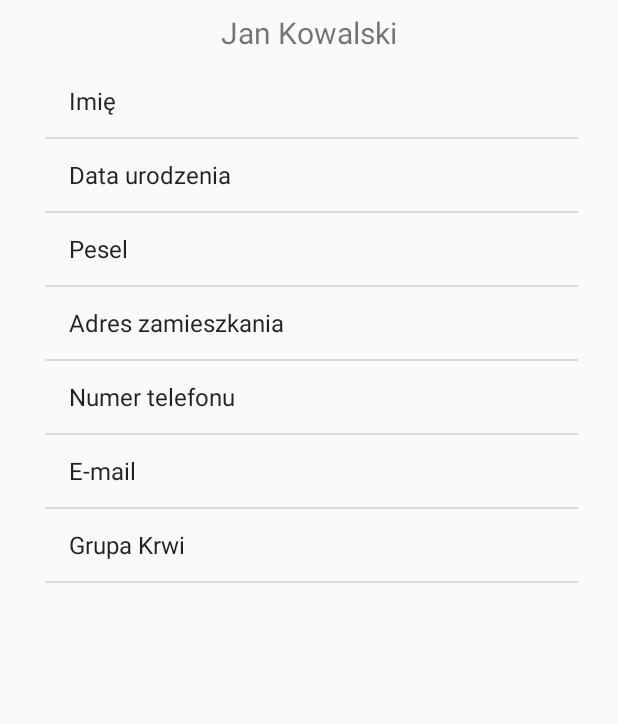
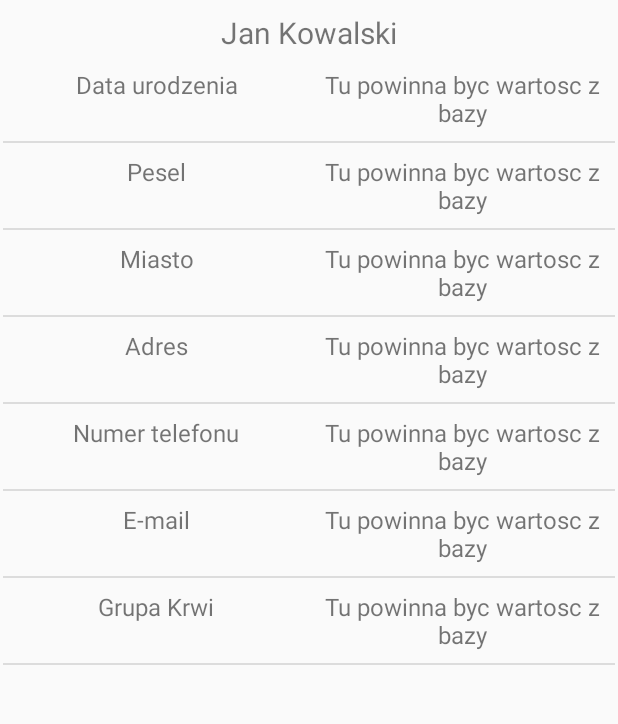
Before and after one commit to Andrewqwe/AIDoc, an Android app: the UserProfileView screen opened directly, with no data from a screen before it, on a phone screen of 412 x 824 dp, the part 242-966 px from its top. Run offline under Robolectric (Android 15) with nearby library versions, the phone set to English and light mode, and no system bars.

Commit message:
Dzialajaca lista danych uzytkownika w zakladce profil.

```diff
--- a/app/src/main/java/com/damian/aldoc/Database.java
+++ b/app/src/main/java/com/damian/aldoc/Database.java
@@ -10,6 +10,7 @@ import com.google.firebase.database.DatabaseReference;
 import com.google.firebase.database.FirebaseDatabase;
 
 import android.content.Intent;
+import android.content.res.Resources;
 import android.support.v7.app.AppCompatActivity;
 import android.os.Bundle;
 import android.view.View;
@@ -35,6 +36,7 @@ public class Database {
     static private FirebaseDatabase mDatabase;
     static private DatabaseReference mDatabaseReference;
     static private ChildEventListener mChildEventListener;
+    static private ChildEventListener mUserEventListener;
 
     public static void Initalize(boolean persistence) {
         if (mDatabase == null){
--- /dev/null
+++ b/app/src/main/java/com/damian/aldoc/UserProfileListAdapter.java
@@ -0,0 +1,60 @@
+package com.damian.aldoc;
+
+import android.app.Activity;
+import android.view.LayoutInflater;
+import android.view.View;
+import android.view.ViewGroup;
+import android.widget.BaseAdapter;
+import android.widget.TextView;
+
+import java.util.ArrayList;
+import java.util.HashMap;
+
+/**
+ * Created by Andrzej on 2017-04-28.
+ */
+
+public class UserProfileListAdapter extends BaseAdapter {
+
+    private TextView name,value;
+    private ArrayList<HashMap<String,String>> list;
+    public Activity activity;
+
+    public UserProfileListAdapter(ArrayList<HashMap<String, String>> list, Activity activity) {
+        super();
+        this.list = list;
+        this.activity = activity;
+    }
+
+    @Override
+    public int getCount() {
+        return list.size();
+    }
+
+    @Override
+    public Object getItem(int position) {
+        return list.get(position);
+    }
+
+    @Override
+    public long getItemId(int position) {
+        return 0;
+    }
+
+    @Override
+    public View getView(int position, View convertView, ViewGroup parent) {
+        LayoutInflater inflater = activity.getLayoutInflater();
+
+        if(convertView == null)
+        {
+            convertView=inflater.inflate(R.layout.simplerow,null);
+            name=(TextView) convertView.findViewById(R.id.rowTextView);
+            value=(TextView) convertView.findViewById(R.id.rowTextView2);
+        }
+        HashMap<String,String> map = list.get(position);
+        name.setText(map.get("name"));
+        value.setText(map.get("value"));
+
+        return convertView;
+    }
+}
--- a/app/src/main/java/com/damian/aldoc/UserProfileView.java
+++ b/app/src/main/java/com/damian/aldoc/UserProfileView.java
@@ -1,29 +1,58 @@
 package com.damian.aldoc;
 
 import android.os.Bundle;
-import android.support.design.widget.FloatingActionButton;
-import android.support.design.widget.Snackbar;
 import android.support.v7.app.AppCompatActivity;
 import android.support.v7.widget.Toolbar;
 import android.view.View;
 import android.widget.ListView;
 import android.widget.TextView;
 
+import java.util.ArrayList;
+import java.util.HashMap;
+
+//TODO: Zaladowanie i ustawianie zdjecia uzytkownika
 public class UserProfileView extends AppCompatActivity {
+
+    private ListView lista;
+    private ArrayList<HashMap<String,String>> rekordy;
 
     @Override
     protected void onCreate(Bundle savedInstanceState) {
-        try {
-            super.onCreate(savedInstanceState);
-            setContentView(R.layout.activity_user_profile_view);
-            Toolbar toolbar = (Toolbar) findViewById(R.id.toolbar);
-            setSupportActionBar(toolbar);
-            getSupportActionBar().setDisplayHomeAsUpEnabled(true);
+        rekordy = new ArrayList<HashMap<String, String>>();
+        super.onCreate(savedInstanceState);
+        setContentView(R.layout.activity_user_profile_view);
+        Toolbar toolbar = (Toolbar) findViewById(R.id.toolbar);
+        setSupportActionBar(toolbar);
+        getSupportActionBar().setDisplayHomeAsUpEnabled(true);
+        lista = (ListView) findViewById(R.id.user_data_list);
+        lista.setSelector(android.R.color.transparent); //pozbywa sie animacji po kliknieciu w element listy
 
-            this.setUserName("Jan Kowalski"); //TODO: wczytywanie danych
-        }catch (Exception e){ e.printStackTrace();}
-        ListView lista = (ListView) findViewById(R.id.user_data_list);
-        lista.setSelector(android.R.color.transparent);
+        //===== TODO: Przemyslec zmiane tego ustawienia przy przebudowie wygladu aplikacji
+        lista.setOverScrollMode(View.OVER_SCROLL_NEVER);//wylaczenie efektu ktory pozwala
+        // na przeciagniecie listy dalej niz sa w niej dane, pojawia sie na koncu wkurzajacy niebieski cien
+        //ktorego nie wymyslilem jak wylaczyc
+
+        // TODO: Zapytac tutaj baze o imie i nazwisko danego uzytkownika
+        this.setUserName("Jan Kowalski"); // ustawianie imienia i nazwiska
+
+        String[] arr = getResources().getStringArray(R.array.user_data_key_array);
+        // Linijka wyzej odwoluje sie do slownika zdefiniowanego w res->values->strings.xml
+        for (String str : arr) {
+            // kazdy rekord w slowniku ma konstrukcje klucz//tlumaczenie
+            // korzystajac z danego separatora trzeba podzielic te dwa parametry
+            String temp[] = str.split("//");
+            // temp[0] to klucz o jaki zostanie zapytana baza
+            // temp[1] to tekst jaki odpowiada temu kluczowi w slowniku
+            String value = "Tu powinna byc wartosc z bazy";
+            //TODO: tutaj powinnismy zapytac baze o parametr temp[0] ktory jest kolejnymi kluczami ze slownika
+
+            addValue(temp[1], value); //dodanie tlumaczenie i jego wartosci do listy
+        }
+
+        lista.requestLayout();
+        //utworzenie obiektu adaptera napisanego na potrzeby tego ekranu
+        UserProfileListAdapter adapter = new UserProfileListAdapter(rekordy, this);
+        lista.setAdapter(adapter);
     }
 
     public void setUserName(String userName)
@@ -32,9 +61,11 @@ public class UserProfileView extends AppCompatActivity {
         userNameView.setText(userName);
     }
 
-    public void setPesel(String pesel)
+    public void addValue(String name, String value)
     {
-
+        HashMap<String,String> temp= new HashMap<String,String>();
+        temp.put("name",name);
+        temp.put("value",value);
+        rekordy.add(temp);
     }
-
 }
--- a/app/src/main/res/layout/content_user_profile_view.xml
+++ b/app/src/main/res/layout/content_user_profile_view.xml
@@ -7,7 +7,6 @@
     app:layout_behavior="@string/appbar_scrolling_view_behavior"
     tools:context="com.damian.aldoc.UserProfileView"
     tools:showIn="@layout/activity_user_profile_view">
-
 
     <ImageView
         android:id="@+id/imageView"
@@ -40,21 +39,22 @@
 
     <ListView
         android:id="@id/user_data_list"
-        android:layout_width="355dp"
-        android:layout_height="353dp"
-        android:layout_marginBottom="8dp"
-        android:layout_marginLeft="8dp"
-        android:layout_marginRight="8dp"
-        android:layout_marginTop="8dp"
-        android:entries="@array/user_data_headers_array"
+        android:layout_width="0dp"
+        android:layout_height="0dp"
+        android:layout_marginTop="2dp"
+        android:layout_marginBottom="2dp"
+        android:layout_marginLeft="2dp"
+        android:layout_marginRight="2dp"
+        android:entries="@array/user_data_key_array"
         android:focusable="false"
         android:focusableInTouchMode="false"
         app:layout_constraintBottom_toBottomOf="parent"
-        app:layout_constraintHorizontal_bias="0.538"
-        app:layout_constraintLeft_toLeftOf="parent"
         app:layout_constraintRight_toRightOf="parent"
         app:layout_constraintTop_toBottomOf="@+id/profile_full_name"
-        app:layout_constraintVertical_bias="0.0"><!-- entries to naglowki danych uzytkownika w values/string.xml mozna to edytowac -->
+        app:layout_constraintVertical_bias="0.0"
+
+        app:layout_constraintLeft_toLeftOf="parent"
+        ><!-- entries to naglowki danych uzytkownika w values/string.xml mozna to edytowac -->
     </ListView>
 
 
--- /dev/null
+++ b/app/src/main/res/layout/simplerow.xml
@@ -0,0 +1,27 @@
+<?xml version="1.0" encoding="utf-8"?>
+<LinearLayout xmlns:android="http://schemas.android.com/apk/res/android"
+    android:layout_width="match_parent"
+    android:layout_height="match_parent"
+    android:orientation="horizontal"
+    android:weightSum="2">
+
+    <TextView
+        android:id="@+id/rowTextView"
+        android:layout_width="0dp"
+        android:layout_weight="1"
+        android:layout_height="wrap_content"
+        android:textAlignment="center"
+        android:padding="8dp"
+        android:textSize="16sp" >
+    </TextView>
+    <TextView
+        android:id="@+id/rowTextView2"
+        android:layout_width="0dp"
+        android:layout_weight="1"
+        android:layout_height="wrap_content"
+        android:textAlignment="center"
+        android:padding="8dp"
+        android:textSize="16sp" >
+    </TextView>
+
+</LinearLayout>
--- a/app/src/main/res/values/strings.xml
+++ b/app/src/main/res/values/strings.xml
@@ -27,17 +27,19 @@
     <!-- Stringi do panelu uzytkownika -->
     <string name="profile_full_name">Imie i nazwisko</string>
 
-    <string-array name="user_data_headers_array">
-        <item>Imię</item>
-        <item>Data urodzenia</item>
-        <item>Pesel</item>
-        <item>Adres zamieszkania</item>
-        <item>Numer telefonu</item>
-        <item>E-mail</item>
-        <item>Grupa Krwi</item>
-    </string-array>
-    <string-array name="user_data_details_array">
-
+    <!-- SLOWNIK DO PANELU UZYTKOWNIKA-->
+    <string-array name="user_data_key_array">
+        <!-- id_z_bazy_danych//podpis ktory ma pokazac sie na ekranie
+         w przyszlosci moze zastapie to jakas mapą w xml ale w tym pliku nie da się tego zrobić
+        NIE WSTAWIAC SPACJI PO LEWO OD "//" ! -->
+        <item>born//Data urodzenia</item>
+        <item>pesel//Pesel</item>
+        <item>city//Miasto</item>
+        <item>address//Adres</item>
+        <item>phone//Numer telefonu</item>
+        <item>email//E-mail</item>
+        <item>bloodGroup//Grupa Krwi</item>
     </string-array>
 
+
 </resources>
```
